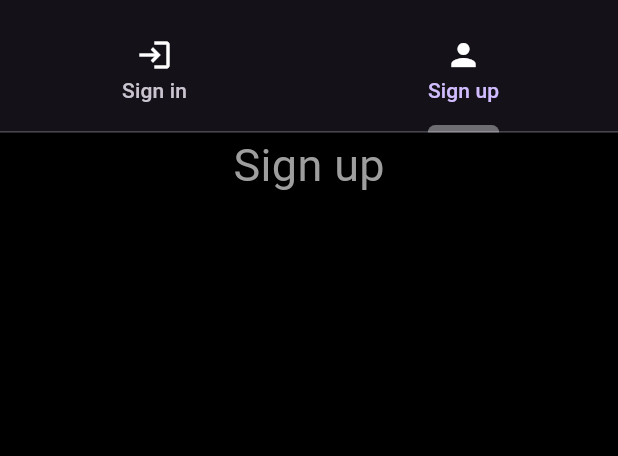
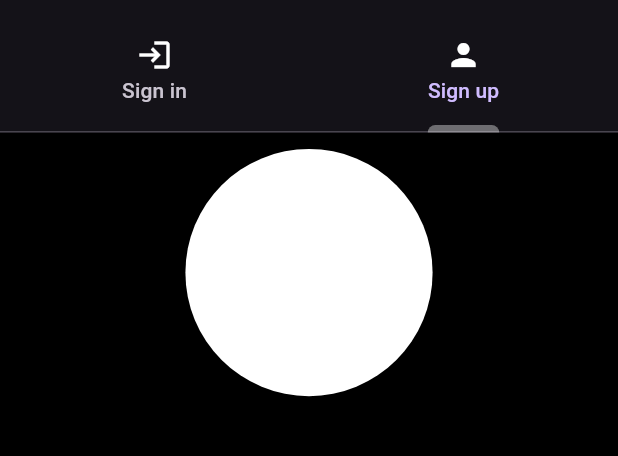
Before and after one commit to Mueem-Nahid/flutter-eats-seller-app, a Flutter app: the screen it shows after launch, tab 2 chosen, on a phone screen of 412 x 824 dp, the part 67-523 px from its top. Run offline on Flutter 3.47's test engine with Material 3 defaults, Android fonts, the phone set to English and light mode, and no system bars.

Commit message:
# Feature - add inkwell to set image from gallery

```diff
--- a/lib/screens/authScreens/signup_screen.dart
+++ b/lib/screens/authScreens/signup_screen.dart
@@ -10,12 +10,18 @@ class SignupScreen extends StatefulWidget {
 class _SignupScreenState extends State<SignupScreen> {
   @override
   Widget build(BuildContext context) {
-    return const SingleChildScrollView(
+    return  SingleChildScrollView(
       child: Column(
         children: [
-          Text(
-            'Sign up',
-            style: TextStyle(fontSize: 30, color: Colors.grey),
+          const SizedBox(
+            height: 11,
+          ),
+          InkWell(
+            onTap: (){print('here');},
+            child: CircleAvatar(
+              radius: MediaQuery.of(context).size.width * 0.20,
+              backgroundColor: Colors.white,
+            ),
           )
         ],
       ),
--- a/lib/widgets/custom_text_field.dart
+++ b/lib/widgets/custom_text_field.dart
@@ -1,5 +1,3 @@
-import 'dart:ffi';
-
 import 'package:flutter/material.dart';
 
 class CustomTextField extends StatefulWidget {
```
